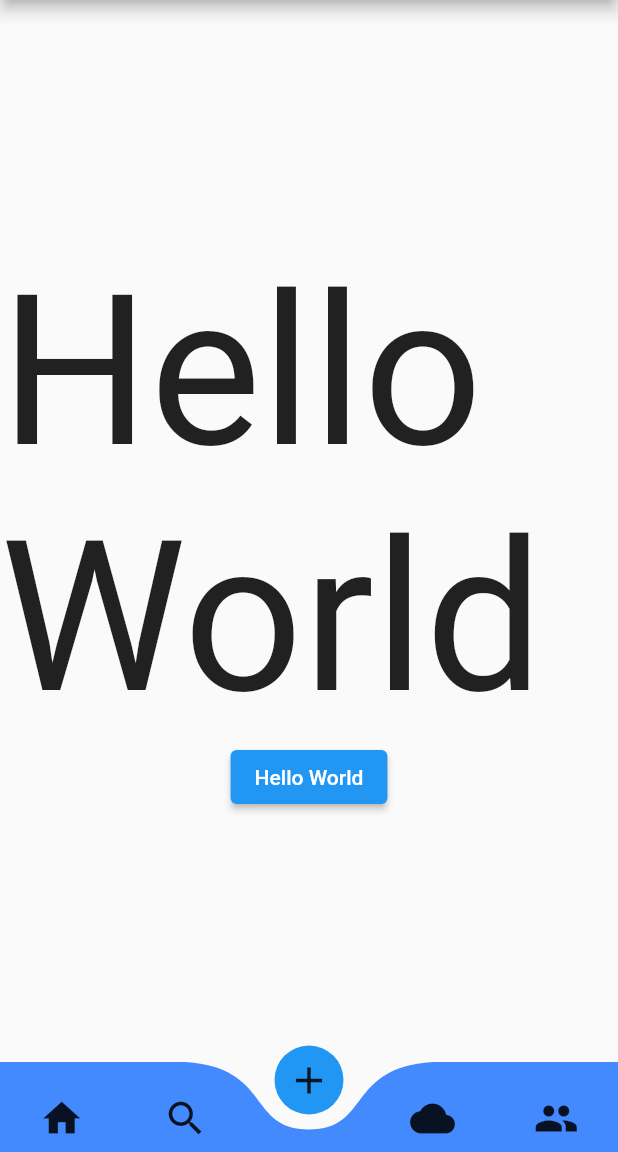
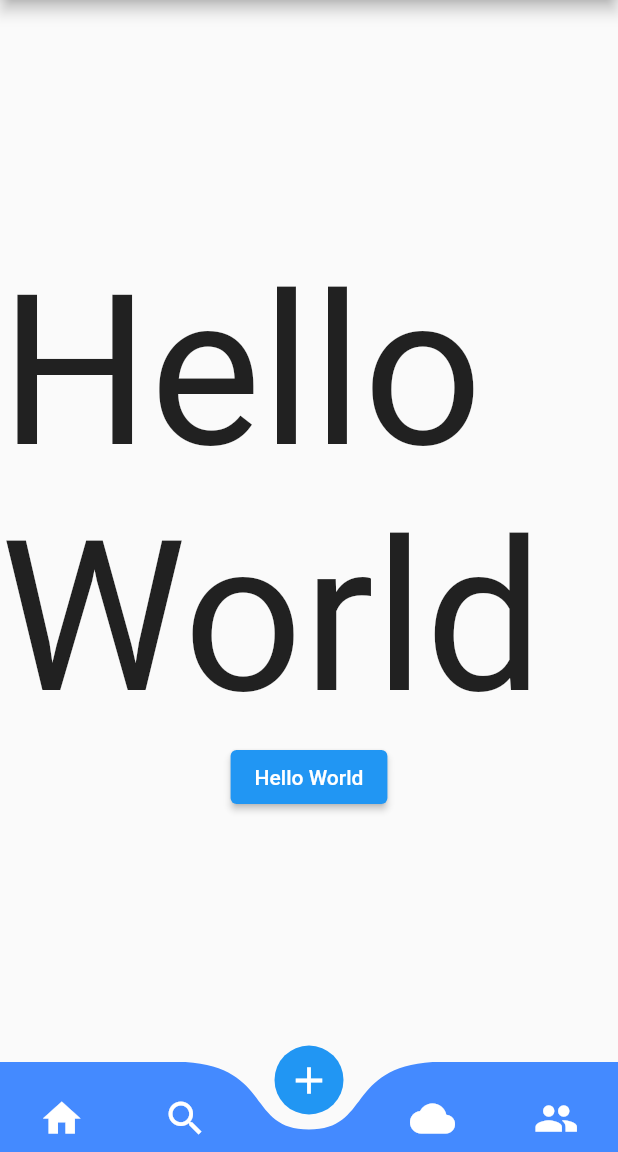
Before and after one commit to christianwillson11/flutter-wisata, a Flutter app: the screen it shows after launch, item 3 of the bottom bar chosen, on a phone screen of 412 x 824 dp, the part 84-1236 px from its top. Run offline on Flutter 3.47's test engine with Material 2 defaults, Android fonts, the phone set to English and light mode, and no system bars; drawn by our look-alikes of curved_navigation_bar.

Commit message:
Initial app -> perbaiki warna icon bottom nav

```diff
--- a/lib/main.dart
+++ b/lib/main.dart
@@ -40,11 +40,11 @@ class _MyAppState extends State<MyApp> {
         index: 0,
         height: 60.0,
         items: const <Widget>[
-          Icon(Icons.home, size: 30),
-          Icon(Icons.search, size: 30),
-          Icon(Icons.add, size: 30),
-          Icon(Icons.cloud, size: 30),
-          Icon(Icons.people, size: 30),
+          Icon(Icons.home, size: 30, color: Colors.white),
+          Icon(Icons.search, size: 30, color: Colors.white),
+          Icon(Icons.add, size: 30, color: Colors.white),
+          Icon(Icons.cloud, size: 30, color: Colors.white),
+          Icon(Icons.people, size: 30, color: Colors.white),
         ],
         color: Colors.blueAccent,
         buttonBackgroundColor: Colors.blue,
```
